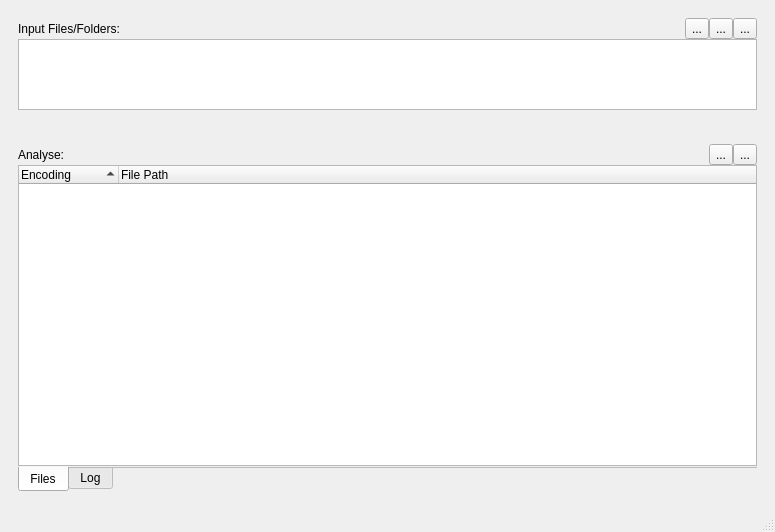
The window that src/charset_tool_main_window.ui (fougue/cassolette) describes before a commit, drawn with Qt 5.
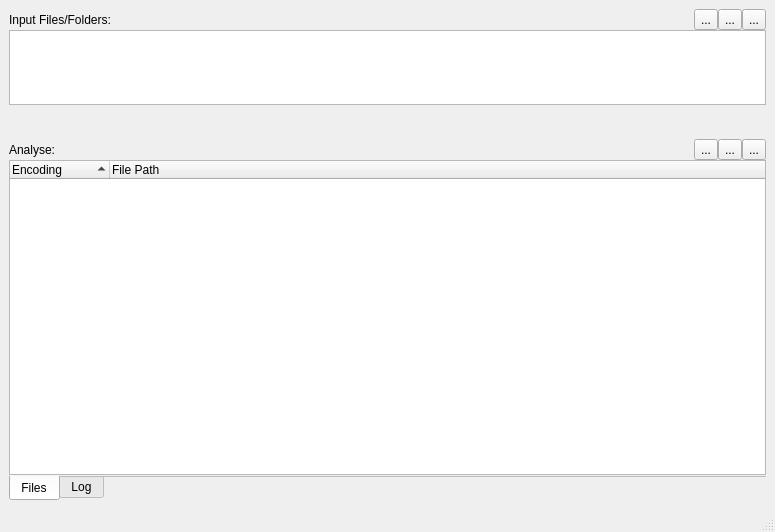
The same window after the commit. Icons and pictures are not drawn. Custom widgets are drawn as their Qt base class.

```diff
--- a/src/charset_tool_main_window.ui
+++ b/src/charset_tool_main_window.ui
@@ -15,6 +15,18 @@
   </property>
   <widget class="QWidget" name="centralwidget">
    <layout class="QVBoxLayout" name="verticalLayout_3">
+    <property name="leftMargin">
+     <number>0</number>
+    </property>
+    <property name="topMargin">
+     <number>0</number>
+    </property>
+    <property name="rightMargin">
+     <number>0</number>
+    </property>
+    <property name="bottomMargin">
+     <number>0</number>
+    </property>
     <item>
      <widget class="QWidget" name="inputWidget" native="true">
       <property name="sizePolicy">
@@ -207,6 +219,26 @@
            </property>
           </widget>
          </item>
+         <item>
+          <widget class="QToolButton" name="convertCharsetBtn">
+           <property name="toolTip">
+            <string>Convert Character Set of Selected Files</string>
+           </property>
+           <property name="text">
+            <string>...</string>
+           </property>
+           <property name="icon">
+            <iconset resource="../charset-tool.qrc">
+             <normaloff>:/images/run-build-file.png</normaloff>:/images/run-build-file.png</iconset>
+           </property>
+           <property name="iconSize">
+            <size>
+             <width>24</width>
+             <height>24</height>
+            </size>
+           </property>
+          </widget>
+         </item>
         </layout>
        </item>
        <item>
```
Left out of the diff: 3 changed lines with no effect on the pictures.
